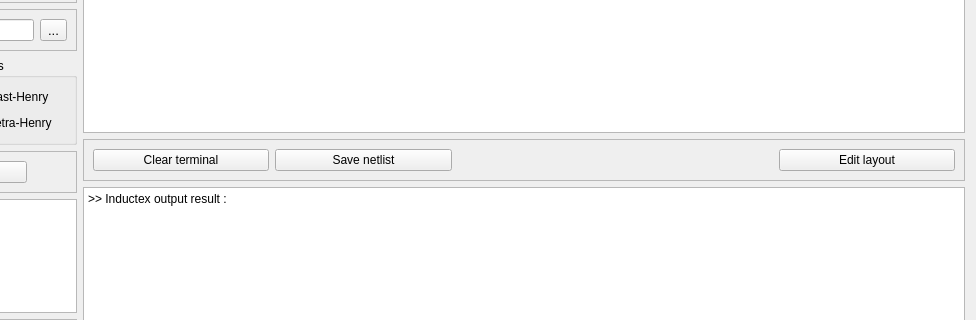
The window that inductexgui.ui (SasanRazm/JOINUS) describes before a commit, drawn with Qt 5; both pictures show x 360 to 1336 and y 218 to 538 of the 1336 by 783 pixel window.
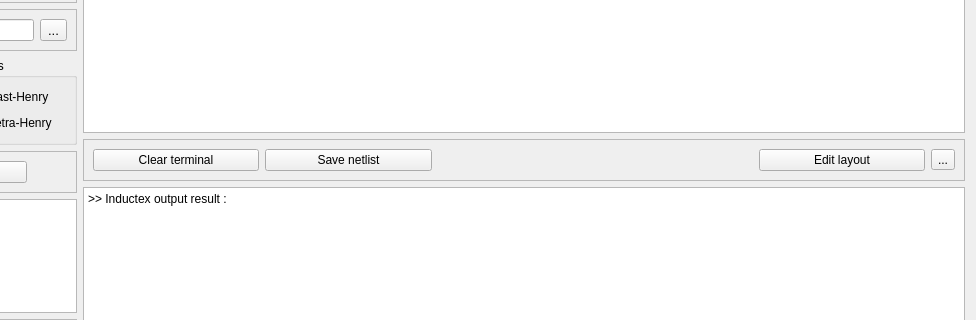
The same window after the commit.

Patch:
```diff
--- a/inductexgui.ui
+++ b/inductexgui.ui
@@ -628,6 +628,13 @@
           </property>
          </widget>
         </item>
+        <item>
+         <widget class="QToolButton" name="toolButton">
+          <property name="text">
+           <string>...</string>
+          </property>
+         </widget>
+        </item>
        </layout>
       </widget>
      </item>
```
